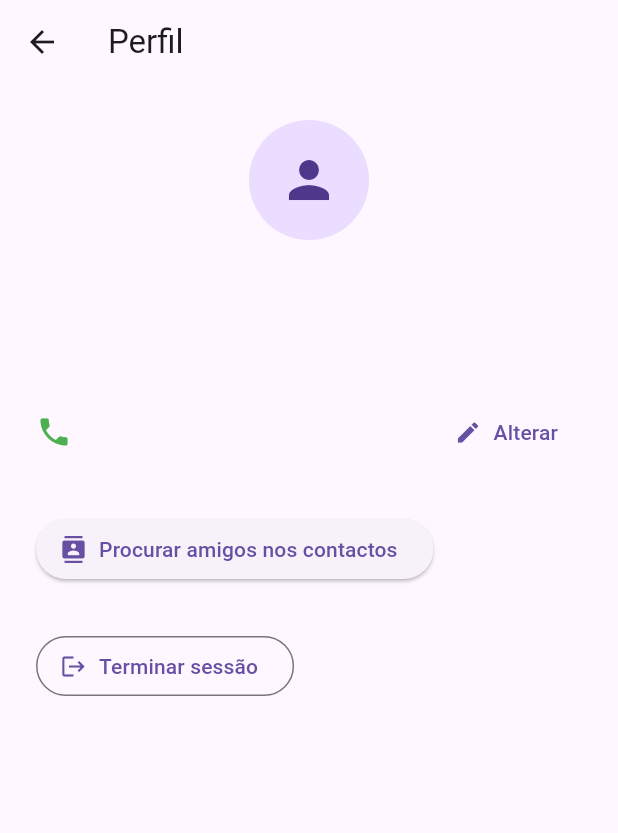
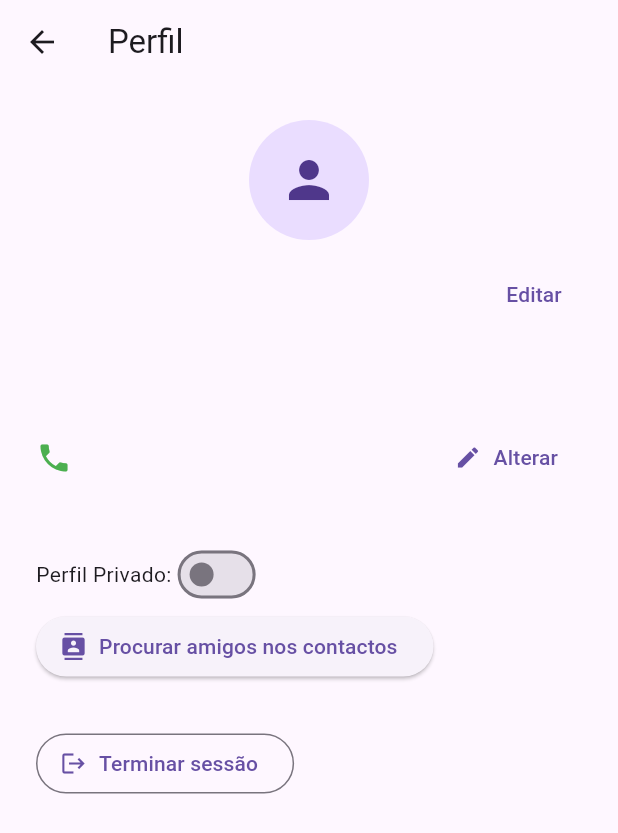
Before and after one commit to barnir/wishlist, a Flutter app: the ProfileScreen screen opened by its route, on a phone screen of 412 x 824 dp. Shown: the top 833 px of the screen. Run offline on Flutter 3.47's test engine with Material 3 defaults, Android fonts, the phone set to English and light mode, and no system bars; our stand-ins replace cloud_firestore, firebase_auth, firebase_core, flutter_contacts, google_sign_in, intl_phone_field and 1 more; accounts and stored records are empty; network calls fail; statements that could not run were skipped.

Commit message:
feat: implement wishlist creation and user profile updates with privacy settings

```diff
--- a/lib/main.dart
+++ b/lib/main.dart
@@ -1,6 +1,7 @@
 import 'package:flutter/material.dart';
 import 'package:firebase_core/firebase_core.dart';
 import 'package:firebase_auth/firebase_auth.dart';
+
 
 import 'screens/login_screen.dart';
 import 'screens/register_screen.dart';
@@ -11,6 +12,7 @@ import 'screens/add_edit_wishlist_screen.dart';
 import 'screens/add_edit_item_screen.dart';
 import 'screens/telefone_login_screen.dart';
 import 'screens/explore_screen.dart';  // Deves criar este ecrã
+import 'screens/add_edit_wishlist_screen.dart';
 
 void main() async {
   WidgetsFlutterBinding.ensureInitialized();
@@ -31,7 +33,7 @@ class MyApp extends StatelessWidget {
         '/register': (_) => const RegisterScreen(),
         '/profile': (_) => const ProfileScreen(),
         '/wishlists': (_) => const WishlistsScreen(),
-        '/wishlist_details': (_) => const WishlistDetailsScreen(),
+        '/add_new_wishlist': (_) => const AddEditWishlistScreen(),
         '/add_edit_wishlist': (_) => const AddEditWishlistScreen(),
         '/add_edit_item': (_) => const AddEditItemScreen(),
         '/telefoneLogin': (_) => const TelefoneLoginScreen(),
--- a/lib/screens/profile_screen.dart
+++ b/lib/screens/profile_screen.dart
@@ -5,6 +5,9 @@ import 'package:flutter_contacts/flutter_contacts.dart';
 import 'package:permission_handler/permission_handler.dart';
 import 'package:intl_phone_field/intl_phone_field.dart';
 import 'package:google_sign_in/google_sign_in.dart';
+
+import '../models/user.dart';
+import '../services/firestore_service.dart';
 
 class ProfileScreen extends StatefulWidget {
   const ProfileScreen({Key? key}) : super(key: key);
@@ -21,6 +24,9 @@ class _ProfileScreenState extends State<ProfileScreen> {
   bool _codeSent = false;
   bool _isLoading = false;
   String? _erro;
+  bool _isEditingName = false;
+  final _nameController = TextEditingController();
+  bool _isPrivate = false;
 
   bool _isSearchingContacts = false;
   String? _contactsError;
@@ -28,6 +34,18 @@ class _ProfileScreenState extends State<ProfileScreen> {
   List<QueryDocumentSnapshot> _amigosEncontrados = [];
 
   User? get user => FirebaseAuth.instance.currentUser;
+
+  @override
+  void initState() {
+    super.initState();
+
+    _loadProfileData();
+  }
+
+
+
+
+  String? get userId => FirebaseAuth.instance.currentUser?.uid;
   final FirebaseFirestore _firestore = FirebaseFirestore.instance;
 
   final GoogleSignIn googleSignIn = GoogleSignIn.instance;
@@ -399,6 +417,73 @@ Future<User?> _reloginGoogle() async {
     );
   }
 
+  Future<void> _saveName() async {
+    setState(() {
+      _isLoading = true;
+      _erro = null;
+    });
+    try {
+      await user?.updateDisplayName(_nameController.text.trim());
+      await _firestore.collection('users').doc(userId).update({'displayName': _nameController.text.trim()});
+
+      setState(() {
+        _isEditingName = false;
+        _isLoading = false;
+      });
+
+      ScaffoldMessenger.of(context).showSnackBar(
+        const SnackBar(content: Text('Nome atualizado com sucesso!')),
+      );
+    } catch (e) {
+      setState(() {
+        _erro = 'Erro ao atualizar o nome: $e';
+        _isLoading = false;
+      });
+    }
+  }
+
+  Widget _nameSection() {
+    String? displayName = user?.displayName;
+
+    if (_isEditingName) {
+      return Column(
+        crossAxisAlignment: CrossAxisAlignment.start,
+        children: [
+          if (_erro != null) ...[
+            Text(_erro!, style: const TextStyle(color: Colors.red)),
+            const SizedBox(height: 12),
+          ],
+          TextFormField(
+            controller: _nameController,
+            decoration: const InputDecoration(
+              labelText: 'Novo nome',
+              border: OutlineInputBorder(),
+            ),
+          ),
+          const SizedBox(height: 12),
+          ElevatedButton(
+            onPressed: _isLoading ? null : _saveName,
+            child: _isLoading
+                ? const CircularProgressIndicator()
+                : const Text('Guardar Nome'),
+          ),
+        ],
+      );
+    }
+
+    return Row(
+      children: [
+        Expanded(
+          child: Text(displayName ?? 'Nome não definido',
+              style: const TextStyle(
+                  fontSize: 22, fontWeight: FontWeight.bold)),
+        ),
+        TextButton(onPressed: () { setState(() { _isEditingName = true; _nameController.text = displayName ?? ''; }); }, child: const Text("Editar"))
+      ],
+    );
+  }
+
+
   @override
   Widget build(BuildContext context) {
     return Scaffold(
@@ -422,9 +507,7 @@ Future<User?> _reloginGoogle() async {
                           : null,
                     ),
                     const SizedBox(height: 12),
-                    Text(user?.displayName ?? 'Nome não definido',
-                        style: const TextStyle(
-                            fontSize: 22, fontWeight: FontWeight.bold)),
+                    _nameSection(),
                     const SizedBox(height: 6),
                     Text(user?.email ?? '',
                         style: TextStyle(color: Colors.grey[700], fontSize: 16)),
@@ -434,6 +517,24 @@ Future<User?> _reloginGoogle() async {
               const SizedBox(height: 32),
               _phoneSection(),
               const SizedBox(height: 30),
+                Row(
+                children: [
+                  const Text('Perfil Privado:'),
+                  Switch(
+
+                    value: _isPrivate,
+
+                    onChanged: (bool newValue) {
+                      if (!_isLoading) {
+                       _savePrivacySetting(newValue);
+                      }
+                    },
+                  ),
+                ],
+              ),
+
+
+
               ElevatedButton.icon(
                 icon: const Icon(Icons.contacts),
                 label: const Text('Procurar amigos nos contactos'),
@@ -484,4 +585,5 @@ Future<User?> _reloginGoogle() async {
       ),
     );
   }
+
 }
--- a/lib/screens/register_screen.dart
+++ b/lib/screens/register_screen.dart
@@ -30,6 +30,7 @@ class _RegisterScreenState extends State<RegisterScreen> {
       );
       // Guarda o nome no perfil do utilizador
       await FirebaseAuth.instance.currentUser!.updateDisplayName(_nomeController.text.trim());
+      Navigator.pushReplacementNamed(context, '/profile');
       // Redirecciona/utiliza navegação conforme a lógica da app
     } on FirebaseAuthException catch (e) {
       setState(() { _erro = e.message; });
```
Also changed, not shown: lib/models/user.dart (added, +13 -0 lines), lib/screens/add_edit_wishlist_screen.dart (+81 -14 lines), lib/screens/explore_screen.dart (+28 -8 lines), lib/screens/wishlists_screen.dart (+9 -0 lines).
